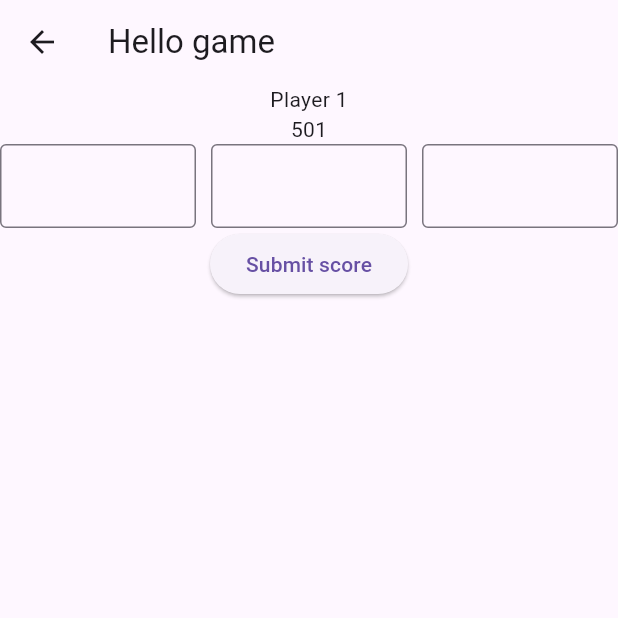
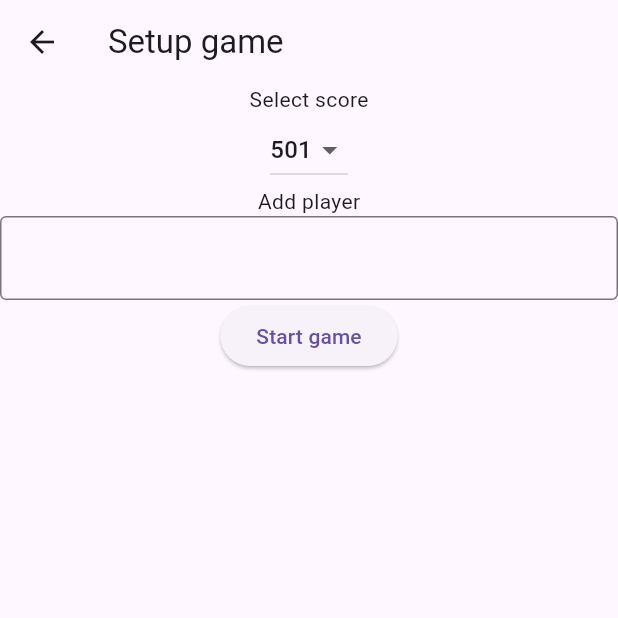
Before and after one commit to DBraja1738/DartsWithFriends, a Flutter app: the screen it shows after launch, after a tap on "Start", on a phone screen of 412 x 824 dp, the top half of it. Run offline on Flutter 3.47's test engine with Material 3 defaults, Android fonts, the phone set to English and light mode, and no system bars.

Commit message:
add setup screen before game start

```diff
--- a/lib/game.dart
+++ b/lib/game.dart
@@ -1,5 +1,7 @@
 import 'package:flutter/material.dart';
 import "package:flutter/services.dart";
+import 'package:darts_with_friends/widgets/textInputForDarts.dart';
+
 class GameScore{
   int dart1;
   int dart2;
@@ -9,13 +11,19 @@ class GameScore{
   GameScore(this.dart1, this.dart2, this.dart3, this.playerFlag);
 
   int sumDarts(){
-    return dart1+dart2+dart3;
+    int dart1clamped = dart1.clamp(0, 60);
+    int dart2clamped = dart2.clamp(0, 60);
+    int dart3clamped = dart3.clamp(0, 60);
+    return dart1clamped+dart2clamped+dart3clamped;
   }
 }
 
 
 class Game extends StatefulWidget {
-  const Game({super.key});
+  final int numberOfPlayers;
+  final List<String> playerNames;
+  final int mainScore;
+  Game({super.key, required this.numberOfPlayers, required this.playerNames, required this.mainScore});
 
   @override
   State<Game> createState() => _GameState();
@@ -27,16 +35,17 @@ class _GameState extends State<Game> {
   final TextEditingController _dart2controller = TextEditingController();
   final TextEditingController _dart3controller = TextEditingController();
 
-  int mainScore = 501;
+
   List<int> playerScores = [];
   int currentPlayer = 1;
   List<GameScore> scoreList = [];
-  int currentPlayerValue = 501;
+  int currentPlayerValue = 0;
 
   @override
   void initState(){
     super.initState();
-    playerScores = List<int>.filled(2,501);
+    currentPlayerValue = widget.mainScore;
+    playerScores = List<int>.filled(widget.numberOfPlayers,widget.mainScore);
   }
 
 
@@ -83,39 +92,16 @@ class _GameState extends State<Game> {
           Row(
             children: <Widget>[
               Flexible(
-                  child: TextField(
-                    controller: _dart1controller,
-                    keyboardType: TextInputType.number,
-                    inputFormatters: <TextInputFormatter>[
-                      FilteringTextInputFormatter.digitsOnly,
-                    ],
-                    decoration: InputDecoration(
-                      border: OutlineInputBorder(),
-                    ),
-                  )
+                  child: DartTextInput(controller: _dart1controller),
               ),
               SizedBox(width: 10,),
-              Flexible(child: TextField(
-                controller: _dart2controller,
-                keyboardType: TextInputType.number,
-                inputFormatters: <TextInputFormatter>[
-                  FilteringTextInputFormatter.digitsOnly,
-                ],
-                decoration: InputDecoration(
-                  border: OutlineInputBorder(),
-                ),
-              )),
+              Flexible(
+                  child: DartTextInput(controller: _dart2controller),
+              ),
               SizedBox(width: 10,),
-              Flexible(child: TextField(
-                controller: _dart3controller,
-                keyboardType: TextInputType.number,
-                inputFormatters: <TextInputFormatter>[
-                  FilteringTextInputFormatter.digitsOnly,
-                ],
-                decoration: InputDecoration(
-                  border: OutlineInputBorder(),
-                ),
-              )),
+              Flexible(
+                  child: DartTextInput(controller: _dart3controller),
+              ),
             ],
           ),
           ElevatedButton(onPressed: submitScore, child: Text("Submit score")),
--- a/lib/main.dart
+++ b/lib/main.dart
@@ -2,6 +2,7 @@ import 'dart:io';
 
 import 'package:flutter/material.dart';
 import 'package:darts_with_friends/game.dart';
+import 'package:darts_with_friends/preGameSetup.dart';
 void main() {
   runApp(const MaterialApp(
     home: Home(),
@@ -47,7 +48,7 @@ class Home extends StatelessWidget {
                         padding: const EdgeInsets.all(8.0),
                         child: ElevatedButton(
                             onPressed: (){
-                              Navigator.push(context, MaterialPageRoute(builder: (context)=>const Game()));
+                              Navigator.push(context, MaterialPageRoute(builder: (context)=>const GameSetup()));
                             },
                             child: Text("Start")
                         ),
--- /dev/null
+++ b/lib/preGameSetup.dart
@@ -0,0 +1,58 @@
+import 'package:flutter/material.dart';
+import "package:darts_with_friends/game.dart";
+import "package:darts_with_friends/widgets/textInputForPlayers.dart";
+
+
+class GameSetup extends StatefulWidget {
+  const GameSetup({super.key});
+
+  @override
+  State<GameSetup> createState() => _GameSetupState();
+}
+
+class _GameSetupState extends State<GameSetup> {
+  TextEditingController controller = TextEditingController();
+
+  int selectedScore=501;
+  List<int> scoreOptions = [180,301,501,701];
+  int numberOfPlayers=0;
+  List<String> playerNames = [];
+  @override
+  Widget build(BuildContext context) {
+    return Scaffold(
+      appBar: AppBar(
+        title: Text("Setup game"),
+      ),
+      body: Column(
+        children: [
+          Text("Select score"),
+          Center(
+            child: DropdownButton<int>(
+              value: selectedScore,
+
+              onChanged: (int? newValue){
+                setState(() {
+                  selectedScore = newValue!;
+                });
+              },
+
+              items: scoreOptions.map<DropdownMenuItem<int>>((int value){
+                return DropdownMenuItem<int>(
+                  value: value,
+                  child: Text(value.toString()),
+                );
+              }).toList(),
+
+            ),
+          ),
+          Text("Add player"),
+          PlayerTextInput(controller: controller),
+          ElevatedButton(onPressed: (){
+            Navigator.of(context).push(MaterialPageRoute(builder: (context)=>Game(numberOfPlayers: 2, playerNames: playerNames, mainScore: selectedScore,)));
+          },
+              child: Text("Start game")),
+        ],
+      ),
+    );
+  }
+}
--- /dev/null
+++ b/lib/widgets/textInputForPlayers.dart
@@ -0,0 +1,20 @@
+import 'package:flutter/material.dart';
+
+
+class PlayerTextInput extends StatelessWidget{
+  final TextEditingController controller;
+
+  const PlayerTextInput({
+    Key? key,
+    required this.controller,
+  }): super(key: key);
+  Widget build(BuildContext context){
+
+    return TextField(
+      controller: controller,
+      decoration: InputDecoration(
+        border: OutlineInputBorder(),
+      ),
+    );
+  }
+}
```
Also changed, not shown: lib/widgets/textInputForDarts.dart (added, +23 -0 lines).
